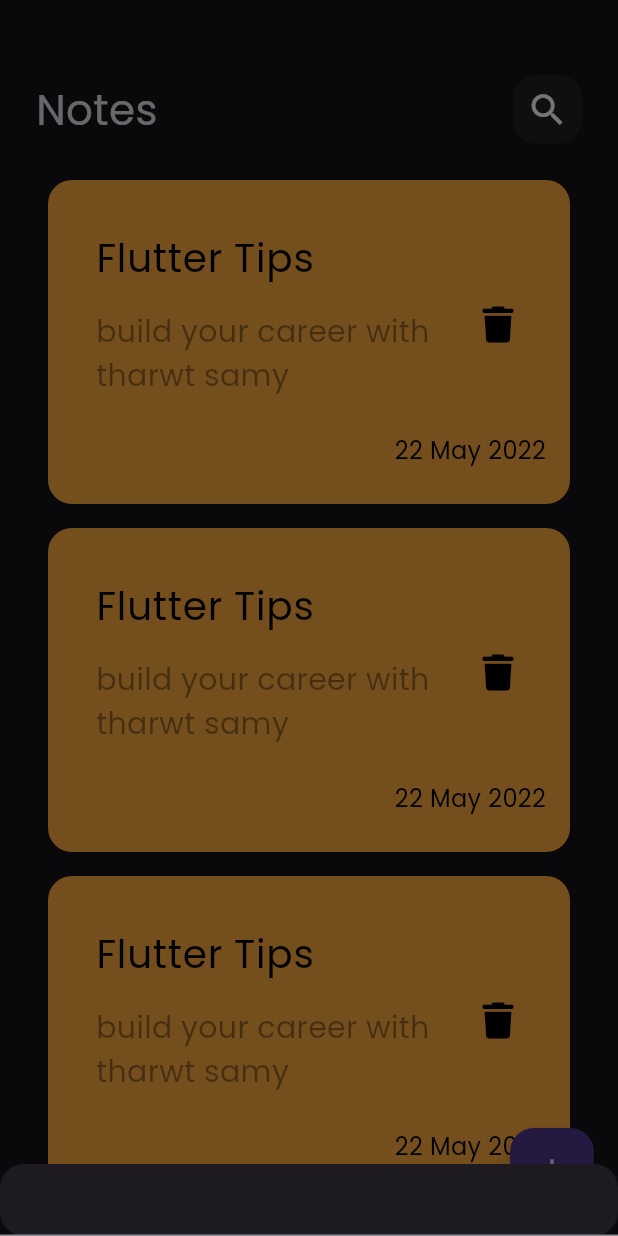
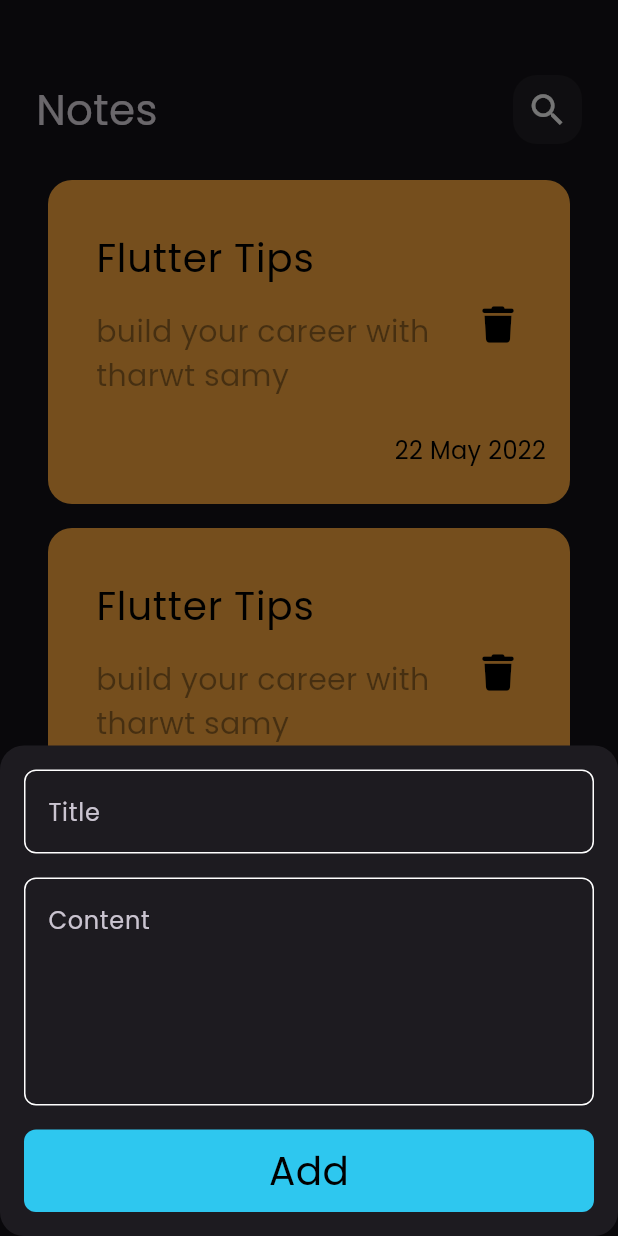
Before and after one commit to hagarsalem1/noteapp2, a Flutter app: the screen it shows after launch, after a tap on the "add" icon, on a phone screen of 412 x 824 dp. Run offline on Flutter 3.47's test engine with Material 3 defaults, Android fonts, the phone set to English and light mode, and no system bars; our stand-ins replace font_awesome_flutter.

Commit message:
edit note view ui done

```diff
--- /dev/null
+++ b/lib/views/Edit notes_view.dart
@@ -0,0 +1,11 @@
+import 'package:flutter/material.dart';
+import 'package:noteapp/views/EditNotesView_body.dart';
+
+class EditNotesView extends StatelessWidget {
+  const EditNotesView({super.key});
+
+  @override
+  Widget build(BuildContext context) {
+    return const EditNotesViewBody();
+  }
+}
--- /dev/null
+++ b/lib/views/EditNotesView_body.dart
@@ -0,0 +1,35 @@
+import 'package:flutter/material.dart';
+import 'package:noteapp/views/widget/AppBarcustom.dart';
+import 'package:noteapp/views/widget/custom%20text%20field.dart';
+
+class EditNotesViewBody extends StatelessWidget {
+  const EditNotesViewBody({super.key});
+
+  @override
+  Widget build(BuildContext context) {
+    return const Scaffold(
+      body: Padding(
+        padding: EdgeInsets.symmetric(horizontal: 24),
+        child: Column(
+          children: [
+            SizedBox(
+              height: 50,
+            ),
+            CustomAppBar(
+              icon: Icons.check,
+              title: 'Edit Notes',
+            ),
+            SizedBox(
+              height: 16,
+            ),
+            CustomTextField(hint: 'Title', maxlines: 1),
+            SizedBox(
+              height: 16,
+            ),
+            CustomTextField(hint: 'Content', maxlines: 5),
+          ],
+        ),
+      ),
+    );
+  }
+}
--- a/lib/views/widget/Noteslistview.dart
+++ b/lib/views/Noteslistview.dart
@@ -1,5 +1,5 @@
 import 'package:flutter/material.dart';
-import 'package:noteapp/views/widget/Notesiten.dart';
+import 'package:noteapp/views/widget/Note%20list%20.dart';
 
 class NotesList extends StatelessWidget {
   const NotesList({super.key});
--- a/lib/views/widget/AppBarcustom.dart
+++ b/lib/views/widget/AppBarcustom.dart
@@ -2,20 +2,24 @@ import 'package:flutter/material.dart';
 import 'package:noteapp/views/widget/custonicon.dart';
 
 class CustomAppBar extends StatelessWidget {
-  const CustomAppBar({super.key});
+  const CustomAppBar({super.key, required this.title, required this.icon});
+  final String title;
+  final IconData icon;
 
   @override
   Widget build(BuildContext context) {
-    return const Row(
+    return Row(
       children: [
         Text(
-          'Notes',
-          style: TextStyle(
+          title,
+          style: const TextStyle(
             fontSize: 28,
           ),
         ),
         Spacer(),
-        CustonSearchIcon(),
+        CustonSearchIcon(
+          icon: icon,
+        ),
       ],
     );
   }
--- /dev/null
+++ b/lib/views/widget/Colors.dart
@@ -0,0 +1,3 @@
+import 'package:flutter/animation.dart';
+
+const primarycolor = Color(0xff62FCDF7);
--- /dev/null
+++ b/lib/views/widget/Custom_button.dart
@@ -0,0 +1,27 @@
+import 'package:flutter/material.dart';
+import 'package:noteapp/views/widget/Colors.dart';
+
+class CustomButton extends StatelessWidget {
+  const CustomButton({super.key});
+
+  @override
+  Widget build(BuildContext context) {
+    return Container(
+      width: MediaQuery.of(context).size.width,
+      height: 55,
+      decoration: BoxDecoration(
+        borderRadius: BorderRadius.circular(8),
+        color: primarycolor,
+      ),
+      child: const Center(
+        child: Text(
+          'Add',
+          style: TextStyle(
+            color: Colors.black,
+            fontSize: 26,
+          ),
+        ),
+      ),
+    );
+  }
+}
--- /dev/null
+++ b/lib/views/widget/Note list .dart
@@ -0,0 +1,69 @@
+import 'package:flutter/material.dart';
+import 'package:font_awesome_flutter/font_awesome_flutter.dart';
+import 'package:noteapp/views/Edit%20notes_view.dart';
+
+class NotesItem extends StatelessWidget {
+  const NotesItem({super.key});
+
+  @override
+  Widget build(BuildContext context) {
+    return GestureDetector(
+      onTap: () {
+        Navigator.of(context)
+            .push(MaterialPageRoute(builder: (context) => EditNotesView()));
+      },
+      child: Container(
+        padding: const EdgeInsets.only(
+          top: 24,
+          bottom: 24,
+          left: 16,
+        ),
+        decoration: BoxDecoration(
+          borderRadius: BorderRadius.circular(16),
+          color: Colors.orangeAccent,
+        ),
+        child: Column(
+          crossAxisAlignment: CrossAxisAlignment.end,
+          children: [
+            ListTile(
+              title: const Text(
+                "Flutter Tips",
+                style: TextStyle(
+                  color: Colors.black,
+                  fontSize: 26,
+                ),
+              ),
+              subtitle: Padding(
+                padding: const EdgeInsets.only(top: 16, bottom: 16),
+                child: Text(
+                  'build your career with tharwt samy',
+                  style: TextStyle(
+                    color: Colors.black.withOpacity(.4),
+                    fontSize: 20,
+                  ),
+                ),
+              ),
+              trailing: IconButton(
+                  onPressed: () {},
+                  icon: const Icon(
+                    FontAwesomeIcons.trash,
+                    size: 24,
+                    color: Colors.black,
+                  )),
+            ),
+            const Padding(
+              padding: EdgeInsets.only(right: 16),
+              child: Text(
+                '22 May 2022',
+                style: TextStyle(
+                  fontSize: 16,
+                  color: Colors.black,
+                ),
+              ),
+            )
+          ],
+        ),
+      ),
+    );
+  }
+}
--- a/lib/views/widget/Notesiten.dart
+++ /dev/null
@@ -1,62 +0,0 @@
-import 'package:flutter/material.dart';
-import 'package:font_awesome_flutter/font_awesome_flutter.dart';
-
-class NotesItem extends StatelessWidget {
-  const NotesItem({super.key});
-
-  @override
-  Widget build(BuildContext context) {
-    return Container(
-      padding: const EdgeInsets.only(
-        top: 24,
-        bottom: 24,
-        left: 16,
-      ),
-      decoration: BoxDecoration(
-        borderRadius: BorderRadius.circular(16),
-        color: Colors.orangeAccent,
-      ),
-      child: Column(
-        crossAxisAlignment: CrossAxisAlignment.end,
-        children: [
-          ListTile(
-            title: const Text(
-              "Flutter Tips",
-              style: TextStyle(
-                color: Colors.black,
-                fontSize: 26,
-              ),
-            ),
-            subtitle: Padding(
-              padding: const EdgeInsets.only(top: 16, bottom: 16),
-              child: Text(
-                'build your career with tharwt samy',
-                style: TextStyle(
-                  color: Colors.black.withOpacity(.4),
-                  fontSize: 20,
-                ),
-              ),
-            ),
-            trailing: IconButton(
-                onPressed: () {},
-                icon: const Icon(
-                  FontAwesomeIcons.trash,
-                  size: 24,
-                  color: Colors.black,
-                )),
-          ),
-          const Padding(
-            padding: EdgeInsets.only(right: 16),
-            child: Text(
-              '22 May 2022',
-              style: TextStyle(
-                fontSize: 16,
-                color: Colors.black,
-              ),
-            ),
-          )
-        ],
-      ),
-    );
-  }
-}
--- a/lib/views/widget/addnote_bottomsheet.dart
+++ b/lib/views/widget/addnote_bottomsheet.dart
@@ -1,4 +1,5 @@
 import 'package:flutter/material.dart';
+import 'package:noteapp/views/widget/Custom_button.dart';
 import 'package:noteapp/views/widget/custom%20text%20field.dart';
 
 class AddNoteBottomSheet extends StatelessWidget {
@@ -6,6 +7,35 @@ class AddNoteBottomSheet extends StatelessWidget {
 
   @override
   Widget build(BuildContext context) {
-    return Container(child: CusttonTextfield());
+    return const Padding(
+      padding: EdgeInsets.symmetric(horizontal: 16),
+      child: SingleChildScrollView(
+        child: Column(
+          children: [
+            SizedBox(
+              height: 16,
+            ),
+            CustomTextField(
+              hint: 'Title',
+              maxlines: 1,
+            ),
+            SizedBox(
+              height: 16,
+            ),
+            CustomTextField(
+              hint: 'Content',
+              maxlines: 5,
+            ),
+            SizedBox(
+              height: 16,
+            ),
+            CustomButton(),
+            SizedBox(
+              height: 16,
+            )
+          ],
+        ),
+      ),
+    );
   }
 }
--- a/lib/views/widget/custom text field.dart
+++ b/lib/views/widget/custom text field.dart
@@ -1,10 +1,30 @@
 import 'package:flutter/material.dart';
+import 'package:noteapp/views/widget/Colors.dart';
 
-class CusttonTextfield extends StatelessWidget {
-  const CusttonTextfield({super.key});
+class CustomTextField extends StatelessWidget {
+  const CustomTextField(
+      {super.key, required this.hint, required this.maxlines});
+  final String hint;
+  final int maxlines;
 
   @override
   Widget build(BuildContext context) {
-    return TextField();
+    return TextField(
+      maxLines: maxlines,
+      cursorColor: primarycolor,
+      decoration: InputDecoration(
+          border: BuildBorder(),
+          enabledBorder: BuildBorder(),
+          focusedBorder: BuildBorder(primarycolor),
+          hintText: hint),
+    );
+  }
+
+  OutlineInputBorder BuildBorder([color]) {
+    return OutlineInputBorder(
+        borderRadius: BorderRadius.circular(8),
+        borderSide: const BorderSide(
+          color: Colors.white,
+        ));
   }
 }
--- a/lib/views/widget/custonicon.dart
+++ b/lib/views/widget/custonicon.dart
@@ -1,7 +1,11 @@
 import 'package:flutter/material.dart';
 
 class CustonSearchIcon extends StatelessWidget {
-  const CustonSearchIcon({super.key});
+  const CustonSearchIcon({
+    super.key,
+    required this.icon,
+  });
+  final IconData icon;
 
   @override
   Widget build(BuildContext context) {
@@ -12,8 +16,8 @@ class CustonSearchIcon extends StatelessWidget {
         color: Colors.white.withOpacity(.05),
         borderRadius: BorderRadius.circular(16),
       ),
-      child: const Icon(
-        Icons.search,
+      child: Icon(
+        icon,
         size: 28,
       ),
     );
--- a/lib/views/widget/noteview custom _body.dart
+++ b/lib/views/widget/noteview custom _body.dart
@@ -1,6 +1,6 @@
 import 'package:flutter/material.dart';
 import 'package:noteapp/views/widget/AppBarcustom.dart';
-import 'package:noteapp/views/widget/Noteslistview.dart';
+import 'package:noteapp/views/Noteslistview.dart';
 
 class CustombodyNoteview extends StatelessWidget {
   const CustombodyNoteview({super.key});
@@ -14,7 +14,10 @@ class CustombodyNoteview extends StatelessWidget {
           SizedBox(
             height: 50,
           ),
-          CustomAppBar(),
+          CustomAppBar(
+            title: 'Notes',
+            icon: Icons.search,
+          ),
           Expanded(child: NotesList()),
         ],
       ),
```
